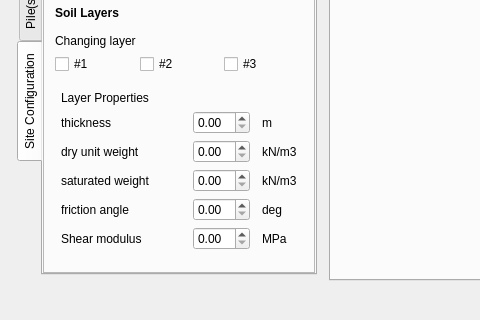
Before: the Qt Designer form mainwindow.ui in NHERI-SimCenter/PileGroupTool, drawn with Qt 5; both pictures show x 0 to 480 and y 454 to 774 of the 994 by 774 pixel window.
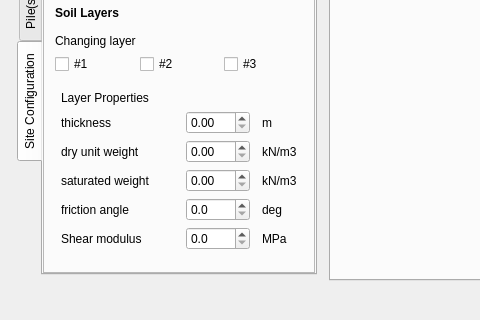
After: the same form once the commit is applied. The open tabs and pages were chosen to show the change. Custom widgets are drawn as their Qt base class.

Commit message: linking header and footer to widgets/Common

```diff
--- a/mainwindow.ui
+++ b/mainwindow.ui
@@ -660,7 +660,17 @@
                  </widget>
                 </item>
                 <item row="6" column="1">
-                 <widget class="QDoubleSpinBox" name="layerShearModulus"/>
+                 <widget class="QDoubleSpinBox" name="layerShearModulus">
+                  <property name="decimals">
+                   <number>1</number>
+                  </property>
+                  <property name="maximum">
+                   <double>1000.000000000000000</double>
+                  </property>
+                  <property name="singleStep">
+                   <double>10.000000000000000</double>
+                  </property>
+                 </widget>
                 </item>
                 <item row="2" column="2">
                  <widget class="QLabel" name="label_15">
@@ -711,7 +721,14 @@
                  </widget>
                 </item>
                 <item row="5" column="1">
-                 <widget class="QDoubleSpinBox" name="layerFrictionAngle"/>
+                 <widget class="QDoubleSpinBox" name="layerFrictionAngle">
+                  <property name="decimals">
+                   <number>1</number>
+                  </property>
+                  <property name="maximum">
+                   <double>60.000000000000000</double>
+                  </property>
+                 </widget>
                 </item>
                 <item row="6" column="2">
                  <widget class="QLabel" name="label_19">
```
Left out of the diff: 4 changed lines with no effect on the pictures. The commit also changes 1 other file.
